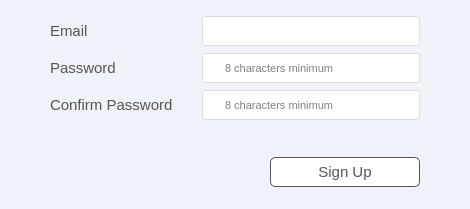
This is ui/sign_up.ui in moeezmujahid70/Gmonster-App as Qt 5 draws it before an edit. The edited form follows.
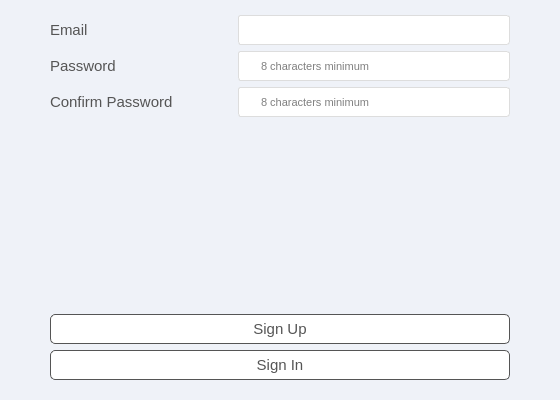
This is the edited form.

Commit message: Fix signup activation responses and sign-in navigation

The edit to the form file:
```diff
--- a/ui/sign_up.ui
+++ b/ui/sign_up.ui
@@ -6,10 +6,16 @@
    <rect>
     <x>0</x>
     <y>0</y>
-    <width>470</width>
-    <height>209</height>
+    <width>560</width>
+    <height>400</height>
    </rect>
   </property>
+  <property name="minimumSize">
+   <size>
+    <width>560</width>
+    <height>400</height>
+   </size>
+  </property>
   <property name="font">
    <font>
     <family>Calibri</family>
@@ -230,12 +236,13 @@
     </layout>
    </item>
    <item>
-    <layout class="QHBoxLayout" name="horizontalLayout_4" stretch="5,2">
-     <property name="topMargin">
-      <number>30</number>
-     </property>
-     <item>
       <widget class="QLabel" name="label_status">
+     <property name="minimumSize">
+      <size>
+       <width>0</width>
+       <height>130</height>
+      </size>
+     </property>
        <property name="font">
         <font>
          <family>Arial</family>
@@ -256,6 +263,11 @@
       </widget>
      </item>
      <item>
+    <layout class="QHBoxLayout" name="horizontalLayout_4">
+     <property name="topMargin">
+      <number>10</number>
+     </property>
+     <item>
       <widget class="QPushButton" name="pushButton_sign_up">
        <property name="minimumSize">
         <size>
@@ -295,6 +307,44 @@
      </item>
     </layout>
    </item>
+   <item>
+    <widget class="QPushButton" name="pushButton_sign_in">
+     <property name="minimumSize">
+      <size>
+       <width>150</width>
+       <height>0</height>
+      </size>
+     </property>
+     <property name="font">
+      <font>
+       <family>Arial</family>
+       <pointsize>11</pointsize>
+      </font>
+     </property>
+     <property name="styleSheet">
+      <string notr="true">QPushButton {
+  border: 1px solid #555;
+  border-radius: 5px;
+  border-style: Solid;
+  background:  rgb(255, 255, 255);
+  padding: 5px 28px;
+  color: #555;
+  }
+
+QPushButton:hover {
+  background:#acacac;
+  }
+
+QPushButton:pressed {
+  border-style: inset;
+  background: #acacac;
+  }</string>
+     </property>
+     <property name="text">
+      <string>Sign In</string>
+     </property>
+    </widget>
+   </item>
   </layout>
  </widget>
  <resources/>
```
Lines whose indentation alone changed are shown as unchanged. The commit also changes 5 other files.
